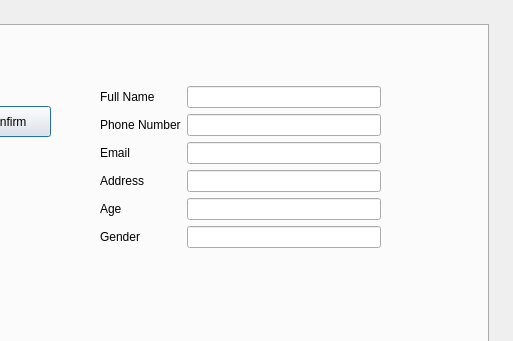
Before: the Qt Designer form ClientInterface/clientwindow.ui in CRM2017/cuACS, drawn with Qt 5; both pictures show x 222 to 735 and y 0 to 341 of the 735 by 493 pixel window.
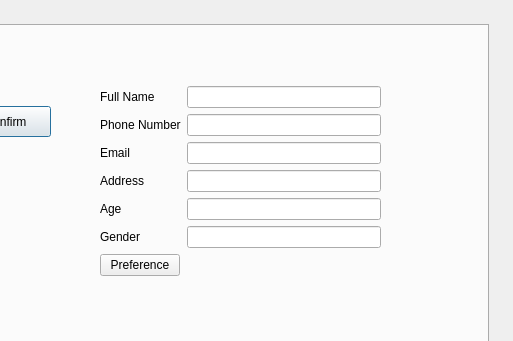
After: the same form once the commit is applied.

The edit to the form file:
```diff
--- a/ClientInterface/clientwindow.ui
+++ b/ClientInterface/clientwindow.ui
@@ -61,7 +61,7 @@
        <x>320</x>
        <y>60</y>
        <width>281</width>
-       <height>191</height>
+       <height>344</height>
       </rect>
      </property>
      <layout class="QFormLayout" name="formLayout">
@@ -125,6 +125,13 @@
         </property>
        </widget>
       </item>
+      <item row="7" column="0">
+       <widget class="QPushButton" name="PreferenceButton">
+        <property name="text">
+         <string>Preference</string>
+        </property>
+       </widget>
+      </item>
      </layout>
     </widget>
     <widget class="QWidget" name="formLayoutWidget_2">
```
